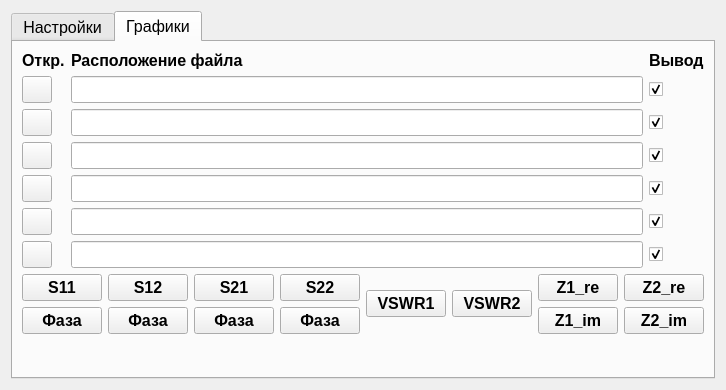
The window that UI.ui (Nenu1985/stend) describes before a commit, drawn with Qt 5.
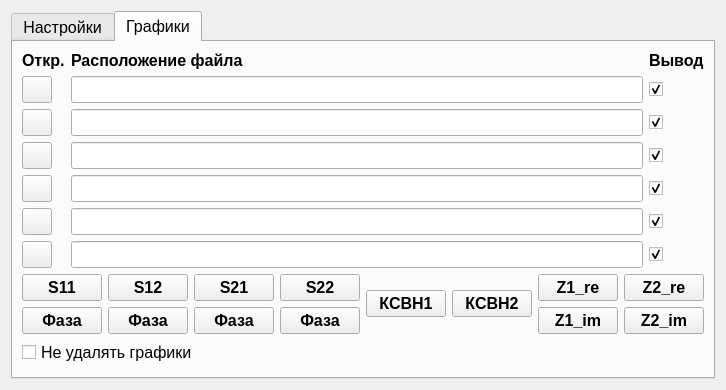
The same window after the commit. The open tabs and pages were chosen to show the change. Icons and pictures are not drawn.

```diff
--- a/UI.ui
+++ b/UI.ui
@@ -6,7 +6,7 @@
    <rect>
     <x>0</x>
     <y>0</y>
-    <width>707</width>
+    <width>712</width>
     <height>390</height>
    </rect>
   </property>
@@ -1102,7 +1102,7 @@
             </font>
            </property>
            <property name="text">
-            <string>VSWR1</string>
+            <string>КСВН1</string>
            </property>
           </widget>
          </item>
@@ -1116,7 +1116,7 @@
             </font>
            </property>
            <property name="text">
-            <string>VSWR2</string>
+            <string>КСВН2</string>
            </property>
           </widget>
          </item>
@@ -1183,6 +1183,13 @@
          </item>
         </layout>
        </item>
+       <item>
+        <widget class="QCheckBox" name="checkBox_do_not_delete_current_plots">
+         <property name="text">
+          <string>Не удалять графики</string>
+         </property>
+        </widget>
+       </item>
        <item>
         <spacer name="verticalSpacer">
          <property name="orientation">
```
Left out of the diff: 2 changed lines with no effect on the pictures.
